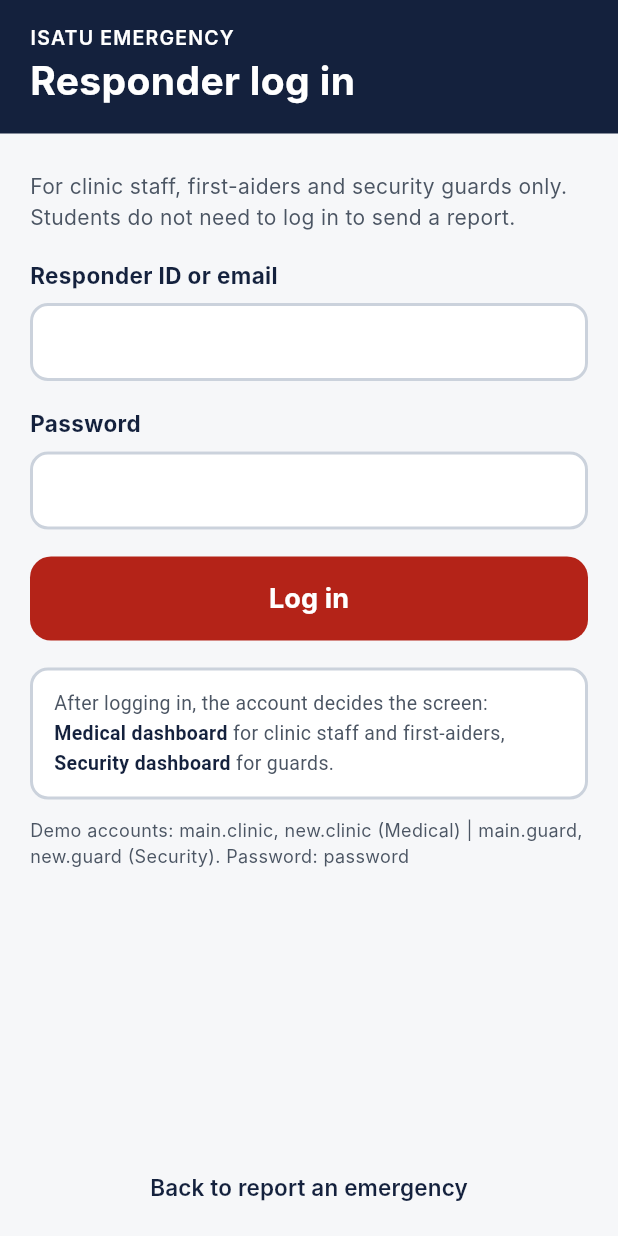
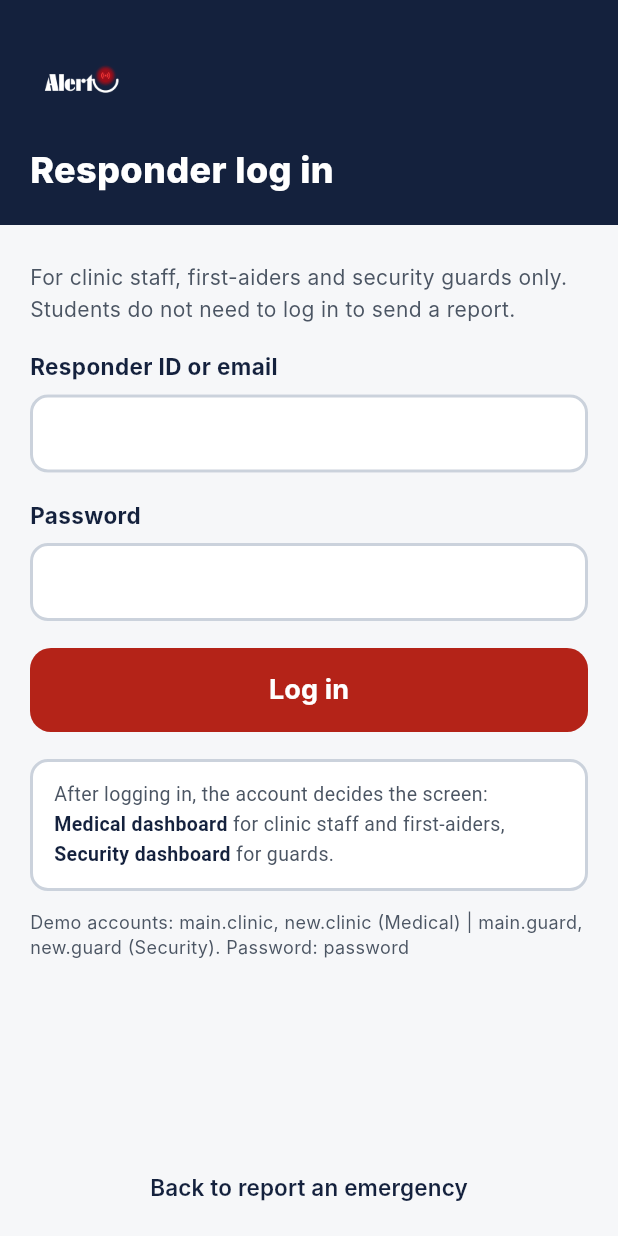
Before and after one commit to Tsukiyomiii-ux/emergency_response, a Flutter app: the LoginScreen screen opened directly, on a phone screen of 412 x 824 dp. Run offline on Flutter 3.47's test engine with Material 3 defaults, Android fonts, the phone set to English and light mode, and no system bars; our stand-ins replace cloud_firestore, firebase_core; accounts and stored records are empty; Roboto replaces fonts that are missing (Inter).

Commit message:
last update

```diff
--- a/lib/widgets.dart
+++ b/lib/widgets.dart
@@ -3,7 +3,6 @@ import 'package:flutter/material.dart';
 import 'models.dart';
 import 'theme.dart';
 
-/// Navy header used on the mobile screens.
 class AppHeader extends StatelessWidget {
   const AppHeader({super.key, required this.title, this.trailing});
 
@@ -13,36 +12,37 @@ class AppHeader extends StatelessWidget {
   @override
   Widget build(BuildContext context) {
     return Container(
+      width: double.infinity,
       color: AppColors.navy,
       child: SafeArea(
         bottom: false,
         child: Padding(
-          padding: const EdgeInsets.fromLTRB(20, 16, 20, 20),
+          padding: const EdgeInsets.fromLTRB(20, 24, 20, 20),
           child: Row(
             crossAxisAlignment: CrossAxisAlignment.start,
+            mainAxisAlignment: MainAxisAlignment.spaceBetween,
             children: [
               Expanded(
                 child: Column(
                   crossAxisAlignment: CrossAxisAlignment.start,
+                  mainAxisSize: MainAxisSize.min,
                   children: [
-                    Text(
-                      'ISATU EMERGENCY',
-                      style: ts(13, FontWeight.w600,
-                          color: Colors.white, letterSpacing: 0.8),
+                    // The standalone logo, sized up
+                    Image.asset(
+                      'assets/logo.png',
+                      height: 64, // You can now use a smaller height because there is no invisible padding
+                      fit: BoxFit.contain,
+                      alignment: Alignment.centerLeft, // Aligns it perfectly with the text below it
                     ),
-                    const SizedBox(height: 4),
+                    const SizedBox(height: 8),
                     Text(
                       title,
-                      style: ts(26, FontWeight.w700,
-                          color: Colors.white, height: 1.15),
+                      style: ts(24, FontWeight.w800, color: Colors.white),
                     ),
                   ],
                 ),
               ),
-              if (trailing != null) ...[
-                const SizedBox(width: 12),
-                trailing!,
-              ],
+              if (trailing != null) trailing!,
             ],
           ),
         ),
```
Also changed, not shown: pubspec.yaml (+12 -4 lines), assets/logo.png (added), pubspec.lock, 6 other files.
